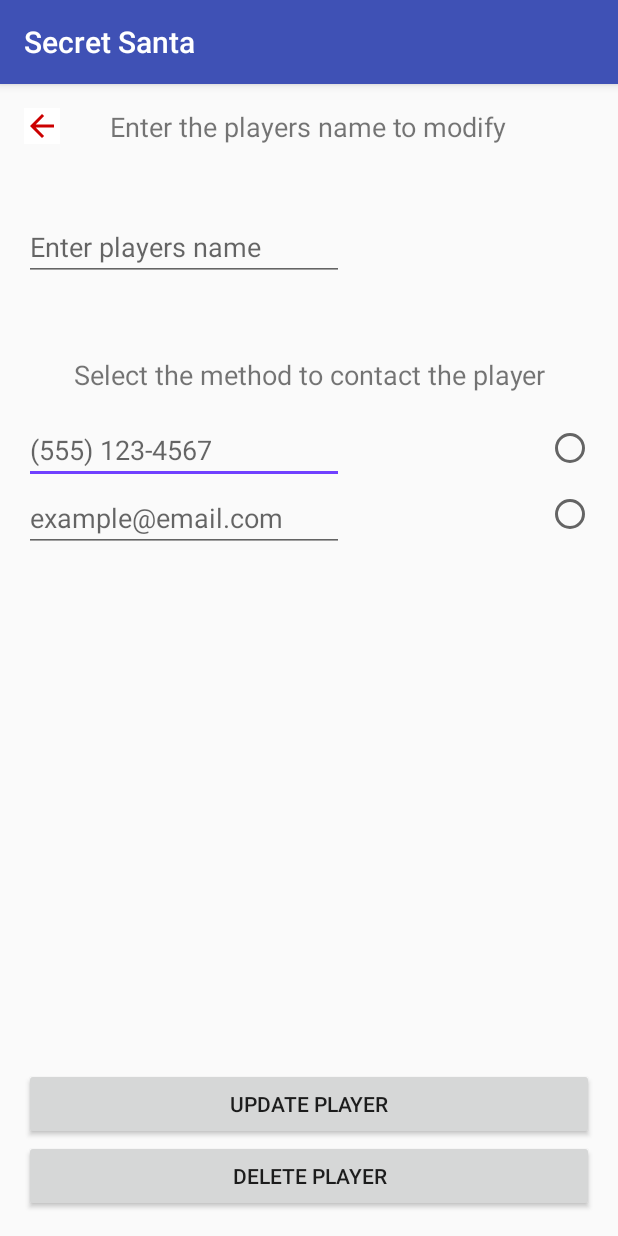
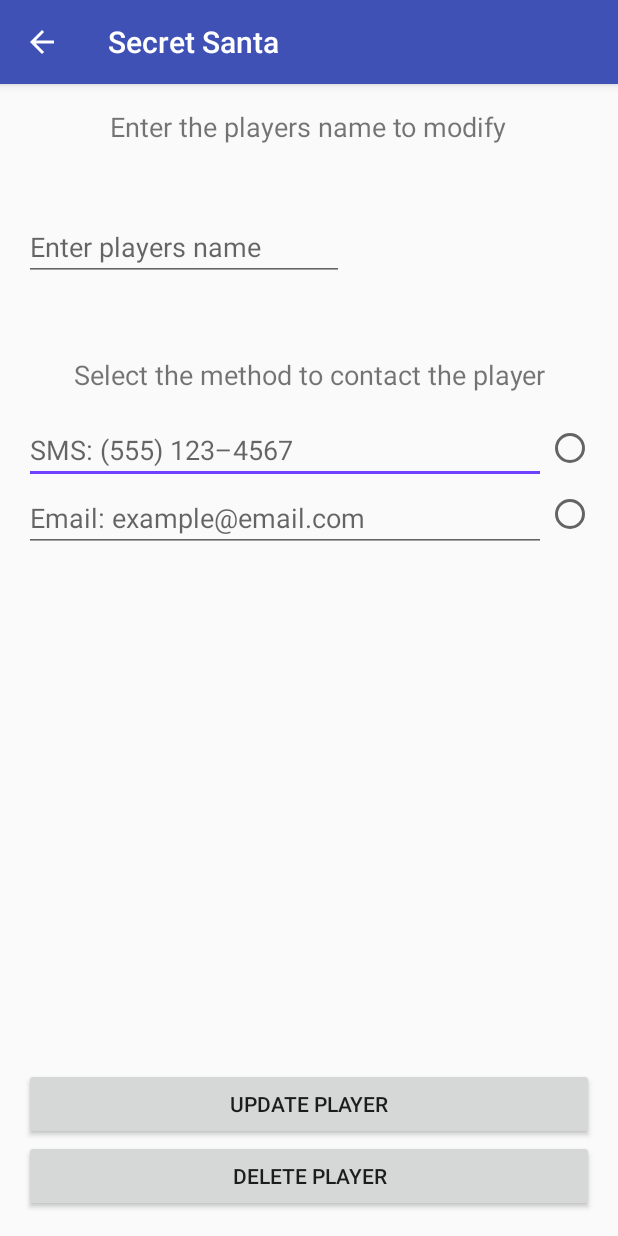
Before and after one commit to CodingGrounds/SecretSanta, an Android app: the screen it shows after launch (EditPlayer), after a tap on "EDIT PLAYERS", on a phone screen of 412 x 824 dp. Run offline under Robolectric (Android 15) with nearby library versions, the phone set to English and light mode, and no system bars.

Commit message:
Updated home button to use built-in functionality

```diff
--- a/app/build.gradle
+++ b/app/build.gradle
@@ -2,7 +2,7 @@ apply plugin: 'com.android.application'
 
 android {
     compileSdkVersion 24
-    buildToolsVersion "24.0.1"
+    buildToolsVersion '25.0.0'
     defaultConfig {
         applicationId "com.bacon.secretsanta"
         minSdkVersion 19
--- a/app/src/main/java/com/bacon/secretsanta/EditPlayer.java
+++ b/app/src/main/java/com/bacon/secretsanta/EditPlayer.java
@@ -16,14 +16,10 @@ public class EditPlayer extends AppCompatActivity {
 
     /* Button in the User Interface */
     private Button buttonUpdatePlayer, buttonDeleteAll;
-    /* Home button */
-    ImageButton buttonHome;
     /* Text fields in the User Interface */
     private EditText editName, editPhone, editEmail;
     /* Radio buttons in the User Interface */
     private RadioButton radioPhone, radioEmail;
-    /* Intent from main activity containing the database helper */
-    private Intent home;
     /* Database accessor */
     private DatabaseHelper myDatabase;
     /* Contact information */
@@ -53,17 +49,6 @@ public class EditPlayer extends AppCompatActivity {
         clearEntries();
         getRadioSelection();
         emptyTextChecker();
-        //home();
-    }
-
-    private void home(){
-        buttonHome.setOnClickListener(new View.OnClickListener(){
-            @Override
-            public void onClick(View view){
-                home = new Intent(EditPlayer.this, MainActivity.class);
-                startActivity(home);
-            }
-        });
     }
 
     /**
--- a/app/src/main/java/com/bacon/secretsanta/MainActivity.java
+++ b/app/src/main/java/com/bacon/secretsanta/MainActivity.java
@@ -1,12 +1,14 @@
 package com.bacon.secretsanta;
 
 import android.content.Intent;
+import android.content.pm.PackageManager;
 import android.os.Bundle;
+import android.support.v4.app.ActivityCompat;
 import android.support.v7.app.AppCompatActivity;
 import android.view.View;
 import android.widget.Button;
 
-public class MainActivity extends AppCompatActivity {
+public class MainActivity extends AppCompatActivity implements ActivityCompat.OnRequestPermissionsResultCallback {
 
     /* Database helper used to access data */
     protected static DatabaseHelper myDatabase;
@@ -14,6 +16,8 @@ public class MainActivity extends AppCompatActivity {
     private Button buttonAddPlayers, buttonEditPlayers, buttonShowPlayers, buttonSecretSanta;
     /* Intent to start utility activities */
     private Intent intentAddPlayers, intentEditPlayers, intentShowPlayers;
+    /* ID to identify a send sms permission request */
+    private final int PERMISSION_REQUEST_SEND_SMS = 1;
 
     @Override
     protected void onCreate(Bundle savedInstanceState) {
@@ -31,6 +35,19 @@ public class MainActivity extends AppCompatActivity {
         editPlayers();
         showPlayers();
         secretSanta();
+    }
+
+    @Override
+    public void onRequestPermissionsResult(int requestCode, String[] permissions, int[] grantResults) {
+        switch (requestCode) {
+            case PERMISSION_REQUEST_SEND_SMS:
+                if (grantResults.length > 0 && grantResults[0] == PackageManager.PERMISSION_GRANTED) {
+                    // Permission granted
+                } else {
+                    // Permission denied
+                    // Gray out buttons for sms
+                }
+        }
     }
 
     /**
--- a/app/src/main/res/layout/activity_edit_player.xml
+++ b/app/src/main/res/layout/activity_edit_player.xml
@@ -30,14 +30,15 @@
         android:id="@+id/phone_editText"
         android:layout_width="wrap_content"
         android:layout_height="wrap_content"
-        android:layout_alignParentStart="true"
-        android:layout_below="@+id/contact_textView"
         android:ems="10"
         android:hint="@string/phone_editText"
         android:inputType="phone"
         android:textAlignment="textStart"
         android:textAllCaps="false"
-        android:textSize="18sp" />
+        android:textSize="18sp"
+        android:layout_below="@+id/contact_textView"
+        android:layout_alignParentStart="true"
+        android:layout_toStartOf="@+id/radioGroup2" />
 
     <EditText
         android:id="@+id/email_editText"
@@ -48,14 +49,16 @@
         android:ems="10"
         android:hint="@string/email_editText"
         android:inputType="textEmailAddress"
-        android:textAlignment="textStart" />
+        android:textAlignment="textStart"
+        android:layout_toStartOf="@+id/radioGroup2" />
 
     <RadioGroup
         android:layout_width="wrap_content"
         android:layout_height="wrap_content"
         android:layout_alignBottom="@+id/email_editText"
         android:layout_alignParentEnd="true"
-        android:layout_alignTop="@+id/phone_editText">
+        android:layout_alignTop="@+id/phone_editText"
+        android:id="@+id/radioGroup2">
 
         <RadioButton
             android:id="@+id/phone_radioButton"
@@ -101,17 +104,6 @@
         android:layout_alignParentStart="true"
         android:layout_alignParentEnd="true" />
 
-    <ImageButton
-        android:layout_width="wrap_content"
-        android:layout_height="wrap_content"
-        app:srcCompat="?attr/homeAsUpIndicator"
-        android:layout_alignParentTop="true"
-        android:layout_alignParentStart="true"
-        android:id="@+id/imageButton"
-        android:background="@android:color/background_light"
-        android:tint="@android:color/holo_red_dark"
-        android:contentDescription="@string/home_imageButton" />
-
     <TextView
         android:text="@string/selectPlayer_textView"
         android:layout_width="wrap_content"
--- a/app/src/main/res/values/strings.xml
+++ b/app/src/main/res/values/strings.xml
@@ -10,8 +10,8 @@
 
     <string name="name_editText">Enter players name</string>
     <string name="contact_textView">Select the method to contact the player</string>
-    <string name="phone_editText">(555) 123-4567</string>
-    <string name="email_editText">example@email.com</string>
+    <string name="phone_editText">SMS: (555) 123&#8211;4567</string>
+    <string name="email_editText">Email: example@email.com</string>
     <string name="phone_radioButton">SMS</string>
     <string name="email_radioButton">Email</string>
     <string name="addPlayer_button">Add player</string>
--- a/build.gradle
+++ b/build.gradle
@@ -5,7 +5,7 @@ buildscript {
         jcenter()
     }
     dependencies {
-        classpath 'com.android.tools.build:gradle:2.2.2'
+        classpath 'com.android.tools.build:gradle:2.3.3'
 
         // NOTE: Do not place your application dependencies here; they belong
         // in the individual module build.gradle files
```
Also changed, not shown: app/src/main/AndroidManifest.xml (+24 -3 lines), app/src/main/java/com/bacon/secretsanta/AddPlayer.java (+0 -16 lines), app/src/main/java/com/bacon/secretsanta/ViewPlayers.java (+0 -19 lines), app/src/main/res/layout/activity_add_player.xml (+7 -15 lines), app/src/main/res/layout/activity_view_players.xml (+2 -13 lines), gradle/wrapper/gradle-wrapper.properties, 1 other file.
